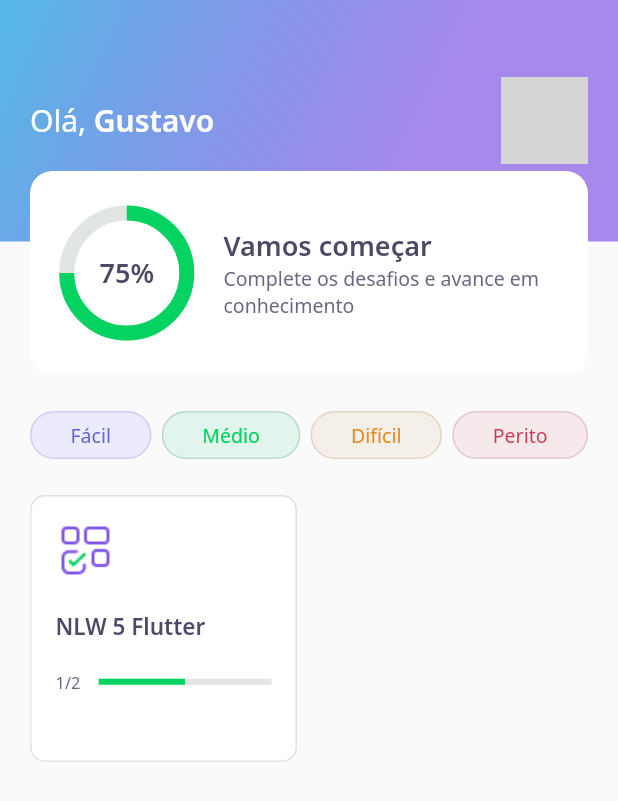
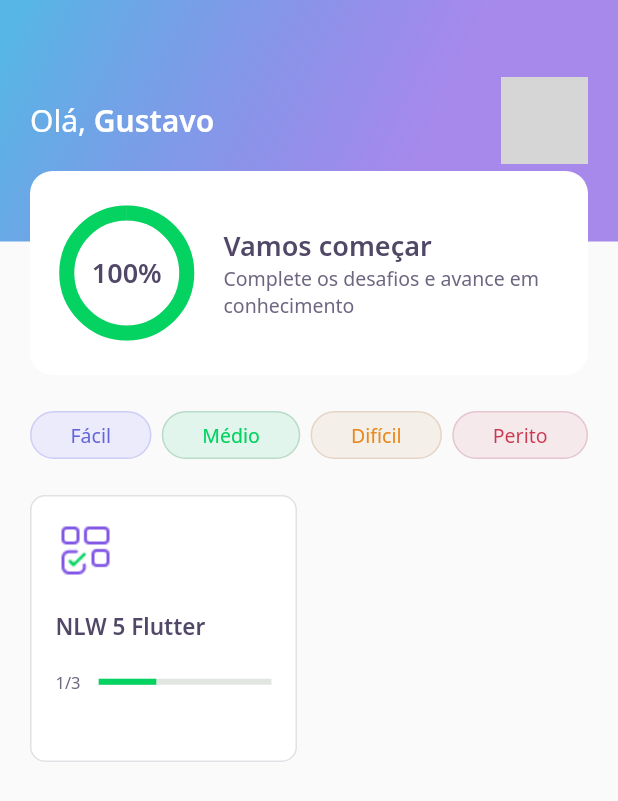
Before and after one commit to gustavosm1/DevQuiz-Flutter, a Flutter app: the screen it shows after launch, on a phone screen of 412 x 824 dp. Shown: the top 801 px of the screen. Run offline on Flutter 3.47's test engine with Material 2 defaults, Android fonts, the phone set to English and light mode, and no system bars; our stand-ins replace google_fonts, share_plus; accounts and stored records are empty; network calls fail; grey boxes are pictures that could not be loaded.

```diff
--- a/assets/database/user.json
+++ b/assets/database/user.json
@@ -1,5 +1,5 @@
 {
     "name": "Gustavo",
-    "score": 75,
+    "score": 100,
     "photoUrl": "https://avatars.githubusercontent.com/u/78886228?v=4"
 }
--- a/lib/challenge/challenge_controller.dart
+++ b/lib/challenge/challenge_controller.dart
@@ -4,4 +4,6 @@ class ChallengeController {
   final currentPageNotifier = ValueNotifier<int>(1);
   int get currentPage => currentPageNotifier.value;
   set currentPage(int value) => currentPageNotifier.value = value;
+
+  int acertos = 0;
 }
--- a/lib/challenge/widgets/answer/answer_widget.dart
+++ b/lib/challenge/widgets/answer/answer_widget.dart
@@ -6,7 +6,7 @@ class AnswerWidget extends StatelessWidget {
   final AnswerModel answer;
   final bool isSelected;
   final bool disabled;
-  final VoidCallback onTap;
+  final ValueChanged<bool> onTap;
 
   const AnswerWidget({
     Key? key,
@@ -40,7 +40,9 @@ class AnswerWidget extends StatelessWidget {
       child: IgnorePointer(
         ignoring: disabled,
         child: GestureDetector(
-          onTap: onTap,
+          onTap: () {
+            onTap(answer.isRight);
+          },
           child: Container(
             padding: EdgeInsets.all(16),
             decoration: BoxDecoration(
--- a/lib/core/app_widget.dart
+++ b/lib/core/app_widget.dart
@@ -1,5 +1,4 @@
-import 'package:devquiz/challenge/challenge_page.dart';
-import 'package:devquiz/home/home_page.dart';
+import 'package:devquiz/splash/splash_page.dart';
 
 import 'package:flutter/material.dart';
 
@@ -8,7 +7,7 @@ class AppWidget extends StatelessWidget {
   Widget build(BuildContext context) {
     return MaterialApp(
       title: "DevQuiz",
-      home: HomePage(),
+      home: SplashPage(),
     );
   }
 }
--- a/lib/home/home_page.dart
+++ b/lib/home/home_page.dart
@@ -77,6 +77,7 @@ class _HomePageState extends State<HomePage> {
                                     MaterialPageRoute(
                                         builder: (context) => ChallengePage(
                                               questions: e.questions,
+                                              title: e.title,
                                             )));
                               },
                             ))
--- a/lib/home/widgets/appbar/app_bar_widget.dart
+++ b/lib/home/widgets/appbar/app_bar_widget.dart
@@ -43,7 +43,11 @@ class AppBarWidget extends PreferredSize {
                     ],
                   ),
                 ),
-                Align(alignment: Alignment(0, 1), child: ScoreCardWidget())
+                Align(
+                    alignment: Alignment(0, 1),
+                    child: ScoreCardWidget(
+                      percent: user.score / 100,
+                    ))
               ],
             ),
           ),
--- a/lib/home/widgets/chart/chart_widget.dart
+++ b/lib/home/widgets/chart/chart_widget.dart
@@ -2,15 +2,41 @@ import 'package:devquiz/core/app_colors.dart';
 import 'package:devquiz/core/app_text_styles.dart';
 import 'package:flutter/material.dart';
 
-class ChartWidget extends StatelessWidget {
-  const ChartWidget({Key? key}) : super(key: key);
+class ChartWidget extends StatefulWidget {
+  final double percent;
+  const ChartWidget({Key? key, required this.percent}) : super(key: key);
+
+  @override
+  _ChartWidgetState createState() => _ChartWidgetState();
+}
+
+class _ChartWidgetState extends State<ChartWidget>
+    with SingleTickerProviderStateMixin {
+  late AnimationController _controller;
+  late Animation<double> _animation;
+
+  void _initAnimation() {
+    _controller =
+        AnimationController(vsync: this, duration: Duration(seconds: 3));
+    _animation =
+        Tween<double>(begin: 0.0, end: widget.percent).animate(_controller);
+    _controller.forward();
+  }
+
+  @override
+  void initState() {
+    _initAnimation();
+    super.initState();
+  }
 
   @override
   Widget build(BuildContext context) {
     return Container(
         height: 80,
         width: 80,
-      child: Stack(
+        child: AnimatedBuilder(
+          animation: _animation,
+          builder: (context, _) => Stack(
             children: [
               Center(
                 child: Container(
@@ -18,7 +44,7 @@ class ChartWidget extends StatelessWidget {
                   width: 80,
                   child: CircularProgressIndicator(
                     strokeWidth: 10,
-                value: .75,
+                    value: _animation.value,
                     backgroundColor: AppColors.chartSecondary,
                     valueColor:
                         AlwaysStoppedAnimation<Color>(AppColors.chartPrimary),
@@ -27,12 +53,12 @@ class ChartWidget extends StatelessWidget {
               ),
               Center(
                 child: Text(
-              "75%",
+                  "${(_animation.value * 100).toInt()}%",
                   style: AppTextStyles.heading,
                 ),
               )
             ],
           ),
-    );
+        ));
   }
 }
--- a/lib/home/widgets/score_card/score_card_widget.dart
+++ b/lib/home/widgets/score_card/score_card_widget.dart
@@ -4,7 +4,8 @@ import 'package:devquiz/home/widgets/chart/chart_widget.dart';
 import 'package:flutter/material.dart';
 
 class ScoreCardWidget extends StatelessWidget {
-  const ScoreCardWidget({Key? key}) : super(key: key);
+  final double percent;
+  const ScoreCardWidget({Key? key, required this.percent}) : super(key: key);
   @override
   Widget build(BuildContext context) {
     return Padding(
@@ -20,7 +21,9 @@ class ScoreCardWidget extends StatelessWidget {
             children: [
               Expanded(
                 flex: 1,
-                child: ChartWidget(),
+                child: ChartWidget(
+                  percent: percent,
+                ),
               ),
               Expanded(
                 flex: 3,
--- a/lib/splash/splash_page.dart
+++ b/lib/splash/splash_page.dart
@@ -1,10 +1,15 @@
 import 'package:devquiz/core/app_gradients.dart';
 import 'package:devquiz/core/app_images.dart';
+import 'package:devquiz/home/home_page.dart';
 import 'package:flutter/material.dart';
+import 'package:devquiz/core/core.dart';
 
 class SplashPage extends StatelessWidget {
   @override
   Widget build(BuildContext context) {
+    Future.delayed(Duration(seconds: 2)).then((value) =>
+        Navigator.pushReplacement(
+            context, MaterialPageRoute(builder: (context) => HomePage())));
     return Scaffold(
       body: Container(
         decoration: BoxDecoration(
--- a/pubspec.yaml
+++ b/pubspec.yaml
@@ -10,6 +10,7 @@ dependencies:
     sdk: flutter
   cupertino_icons: ^1.0.2
   google_fonts: ^2.0.0
+  share_plus: ^2.0.1
 
 dev_dependencies:
   flutter_test:
```
Also changed, not shown: assets/database/quizzes.json (+31 -10 lines), lib/challenge/challenge_page.dart (+23 -3 lines), lib/challenge/widgets/next_button/next_button_widget.dart (+9 -0 lines), lib/challenge/widgets/quiz/quiz_widget.dart (+4 -4 lines), lib/result/result_page.dart (added, +87 -0 lines), assets/images/trophy.png, pubspec.lock. Lines whose indentation alone changed are shown as unchanged.
